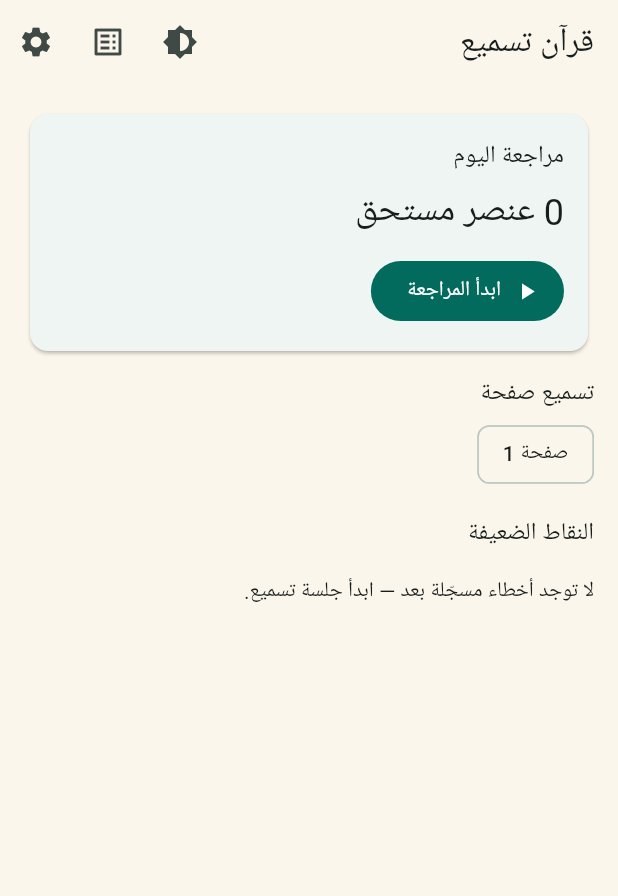
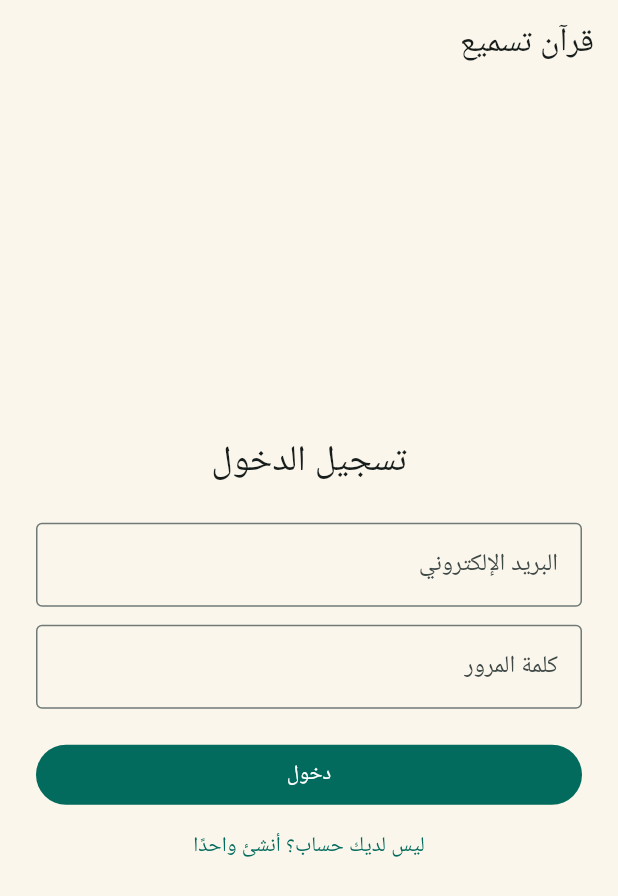
Before and after one commit to abdelrahman787/LASP, a Flutter app: the screen it shows after launch, on a phone screen of 412 x 824 dp. Shown: the top 896 px of the screen. Run offline on Flutter 3.47's test engine with Material 3 defaults, Android fonts, the phone set to English and light mode, and no system bars; our stand-ins replace cloud_firestore, dio, firebase_auth, firebase_core, flutter_riverpod, permission_handler; missing offline and left inert: record; accounts and stored records are empty.

Commit message:
Wire Firebase: Auth + Firestore repos + persistence (SWAP POINT 2)
- lib/firebase_options.dart added (project tasmeea-497bf).
- main.dart: initialize Firebase + enable Firestore offline persistence.
- lib/app/data/auth_service.dart: AuthService abstraction with
  FirebaseAuthService (email/password) and FakeAuthService for tests.
- lib/app/data/firestore_repositories.dart: Firestore-backed WeakItem / Plan /
  ReviewHistory / Settings repos under users/<uid>/... with mappers (core
  stays Firebase-free). Plans embed their items array per spec.
- providers.dart: authStateProvider/uidProvider gate; the four repo providers
  use Firestore when signed in, in-memory when signed out (nothing touches
  Firebase before login). idTokenProvider wired to FirebaseAuth via
  AuthService.idToken; kUseRealAsr flipped to true.
- features/auth: AuthGate (login <-> dashboard) + email/password LoginScreen
  with friendly errors; dashboard gains sign-out.
- firestore.rules: per-user read/write isolation (deploy separately).
- android minSdk bumped to 23 (Firebase Auth requirement).
- Widget tests override auth + repos with fakes (no live Firebase); added a
  signed-out -> login case.

flutter analyze clean; flutter test (2 cases) pass; core 69 tests pass.

https://claude.ai/code/session_01SnMXDtqcnWSEfQ2899fBEZ

```diff
--- a/lib/app/app.dart
+++ b/lib/app/app.dart
@@ -3,7 +3,7 @@ import 'package:flutter_riverpod/flutter_riverpod.dart';
 
 import 'providers.dart';
 import 'theme.dart';
-import '../features/dashboard/dashboard_screen.dart';
+import '../features/auth/auth_gate.dart';
 
 class QuranTasmee3App extends ConsumerWidget {
   const QuranTasmee3App({super.key});
@@ -22,7 +22,7 @@ class QuranTasmee3App extends ConsumerWidget {
         textDirection: TextDirection.rtl,
         child: child!,
       ),
-      home: const DashboardScreen(),
+      home: const AuthGate(),
     );
   }
 }
--- /dev/null
+++ b/lib/features/auth/auth_gate.dart
@@ -0,0 +1,23 @@
+import 'package:flutter/material.dart';
+import 'package:flutter_riverpod/flutter_riverpod.dart';
+
+import '../../app/providers.dart';
+import '../dashboard/dashboard_screen.dart';
+import 'login_screen.dart';
+
+/// Routes to the dashboard when signed in, the login screen otherwise.
+class AuthGate extends ConsumerWidget {
+  const AuthGate({super.key});
+
+  @override
+  Widget build(BuildContext context, WidgetRef ref) {
+    final auth = ref.watch(authStateProvider);
+    return auth.when(
+      loading: () =>
+          const Scaffold(body: Center(child: CircularProgressIndicator())),
+      error: (e, _) => Scaffold(body: Center(child: Text('خطأ: $e'))),
+      data: (user) =>
+          user == null ? const LoginScreen() : const DashboardScreen(),
+    );
+  }
+}
--- /dev/null
+++ b/lib/features/auth/login_screen.dart
@@ -0,0 +1,139 @@
+import 'package:firebase_auth/firebase_auth.dart';
+import 'package:flutter/material.dart';
+import 'package:flutter_riverpod/flutter_riverpod.dart';
+
+import '../../app/providers.dart';
+
+/// Email/password register + login (Backend Phase 1). The [AuthGate] swaps to
+/// the dashboard automatically once `authStateChanges` emits a user.
+class LoginScreen extends ConsumerStatefulWidget {
+  const LoginScreen({super.key});
+
+  @override
+  ConsumerState<LoginScreen> createState() => _LoginScreenState();
+}
+
+class _LoginScreenState extends ConsumerState<LoginScreen> {
+  final _email = TextEditingController();
+  final _password = TextEditingController();
+  bool _isRegister = false;
+  bool _busy = false;
+  String? _error;
+
+  @override
+  void dispose() {
+    _email.dispose();
+    _password.dispose();
+    super.dispose();
+  }
+
+  Future<void> _submit() async {
+    setState(() {
+      _busy = true;
+      _error = null;
+    });
+    try {
+      final auth = ref.read(authServiceProvider);
+      final email = _email.text.trim();
+      final pass = _password.text;
+      if (_isRegister) {
+        await auth.register(email, pass);
+      } else {
+        await auth.signIn(email, pass);
+      }
+      // AuthGate reacts to the auth-state stream; nothing else to do.
+    } on FirebaseAuthException catch (e) {
+      setState(() => _error = _friendly(e.code));
+    } catch (e) {
+      setState(() => _error = '$e');
+    } finally {
+      if (mounted) setState(() => _busy = false);
+    }
+  }
+
+  String _friendly(String code) {
+    switch (code) {
+      case 'email-already-in-use':
+        return 'البريد مُستخدم بالفعل.';
+      case 'invalid-email':
+        return 'بريد إلكتروني غير صالح.';
+      case 'weak-password':
+        return 'كلمة المرور ضعيفة (٦ أحرف على الأقل).';
+      case 'wrong-password':
+      case 'invalid-credential':
+        return 'بيانات الدخول غير صحيحة.';
+      case 'user-not-found':
+        return 'لا يوجد حساب بهذا البريد.';
+      default:
+        return 'تعذّر إتمام العملية ($code).';
+    }
+  }
+
+  @override
+  Widget build(BuildContext context) {
+    final theme = Theme.of(context);
+    return Scaffold(
+      appBar: AppBar(title: const Text('قرآن تسميع')),
+      body: Center(
+        child: SingleChildScrollView(
+          padding: const EdgeInsets.all(24),
+          child: ConstrainedBox(
+            constraints: const BoxConstraints(maxWidth: 420),
+            child: Column(
+              mainAxisSize: MainAxisSize.min,
+              crossAxisAlignment: CrossAxisAlignment.stretch,
+              children: [
+                Text(_isRegister ? 'إنشاء حساب' : 'تسجيل الدخول',
+                    style: theme.textTheme.headlineSmall,
+                    textAlign: TextAlign.center),
+                const SizedBox(height: 24),
+                TextField(
+                  controller: _email,
+                  keyboardType: TextInputType.emailAddress,
+                  autofillHints: const [AutofillHints.email],
+                  decoration: const InputDecoration(
+                    labelText: 'البريد الإلكتروني',
+                    border: OutlineInputBorder(),
+                  ),
+                ),
+                const SizedBox(height: 12),
+                TextField(
+                  controller: _password,
+                  obscureText: true,
+                  decoration: const InputDecoration(
+                    labelText: 'كلمة المرور',
+                    border: OutlineInputBorder(),
+                  ),
+                ),
+                if (_error != null) ...[
+                  const SizedBox(height: 12),
+                  Text(_error!,
+                      style: TextStyle(color: theme.colorScheme.error),
+                      textAlign: TextAlign.center),
+                ],
+                const SizedBox(height: 20),
+                FilledButton(
+                  onPressed: _busy ? null : _submit,
+                  child: _busy
+                      ? const SizedBox(
+                          height: 20,
+                          width: 20,
+                          child: CircularProgressIndicator(strokeWidth: 2))
+                      : Text(_isRegister ? 'إنشاء حساب' : 'دخول'),
+                ),
+                TextButton(
+                  onPressed: _busy
+                      ? null
+                      : () => setState(() => _isRegister = !_isRegister),
+                  child: Text(_isRegister
+                      ? 'لديك حساب؟ سجّل الدخول'
+                      : 'ليس لديك حساب؟ أنشئ واحدًا'),
+                ),
+              ],
+            ),
+          ),
+        ),
+      ),
+    );
+  }
+}
--- a/lib/features/dashboard/dashboard_screen.dart
+++ b/lib/features/dashboard/dashboard_screen.dart
@@ -40,6 +40,11 @@ class DashboardScreen extends ConsumerWidget {
             icon: const Icon(Icons.settings),
             onPressed: () => Navigator.of(context).push(
                 MaterialPageRoute(builder: (_) => const SettingsScreen())),
+          ),
+          IconButton(
+            tooltip: 'تسجيل الخروج',
+            icon: const Icon(Icons.logout),
+            onPressed: () => ref.read(authServiceProvider).signOut(),
           ),
         ],
       ),
```
Also changed, not shown: lib/app/data/auth_service.dart (added, +80 -0 lines), lib/app/data/firestore_repositories.dart (added, +231 -0 lines), lib/app/providers.dart (+43 -19 lines), lib/main.dart (+13 -8 lines), pubspec.yaml (+4 -5 lines), lib/firebase_options.dart (added), 4 other files.
